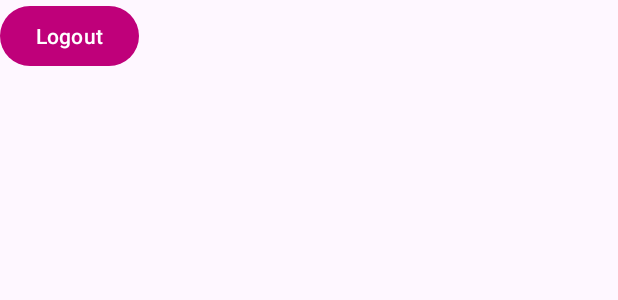
After one commit to Stephen-Salano/E-commerce_App, an Android app: the layout activity_home.xml on its own in the app's theme, with its tools: preview values and no code run, on a phone screen of 412 x 824 dp. The commit adds this screen. Shown: the top 300 px of the screen. Run offline under Robolectric (Android 15) with nearby library versions, the phone set to English and light mode, and no system bars.

Commit message:
Registration Service 2 Enabling user to register and be redirected to HomeActivity

```diff
--- a/app/src/main/AndroidManifest.xml
+++ b/app/src/main/AndroidManifest.xml
@@ -12,6 +12,9 @@
         android:supportsRtl="true"
         android:theme="@style/Theme.ECommerce"
         tools:targetApi="31">
+        <activity
+            android:name=".HomeActivity"
+            android:exported="false" />
         <activity
             android:name=".RegisterActivity"
             android:exported="false" />
--- /dev/null
+++ b/app/src/main/res/layout/activity_home.xml
@@ -0,0 +1,16 @@
+<?xml version="1.0" encoding="utf-8"?>
+<RelativeLayout xmlns:android="http://schemas.android.com/apk/res/android"
+    xmlns:app="http://schemas.android.com/apk/res-auto"
+    xmlns:tools="http://schemas.android.com/tools"
+    android:id="@+id/main"
+    android:layout_width="match_parent"
+    android:layout_height="match_parent"
+    tools:context=".HomeActivity">
+
+    <Button
+        android:id="@+id/logout_btn"
+        android:layout_width="wrap_content"
+        android:layout_height="wrap_content"
+
+        android:text="Logout" />
+</RelativeLayout>
```
Also changed, not shown: app/src/main/java/com/example/e_commerce/HomeActivity.java (added, +29 -0 lines), app/src/main/java/com/example/e_commerce/LoginActivity.java (+62 -2 lines), app/src/main/java/com/example/e_commerce/Model/Users.java (added, +42 -0 lines), app/src/main/java/com/example/e_commerce/Prevalent/Prevalent.java (added, +10 -0 lines).
